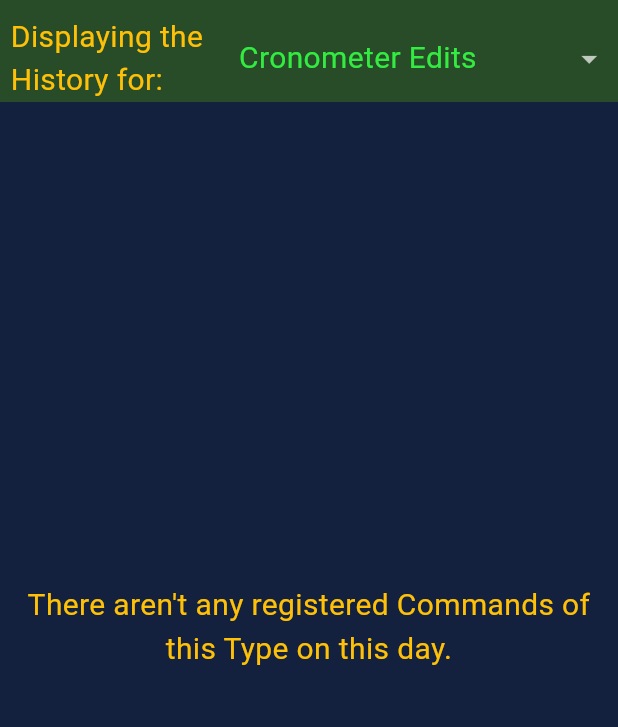
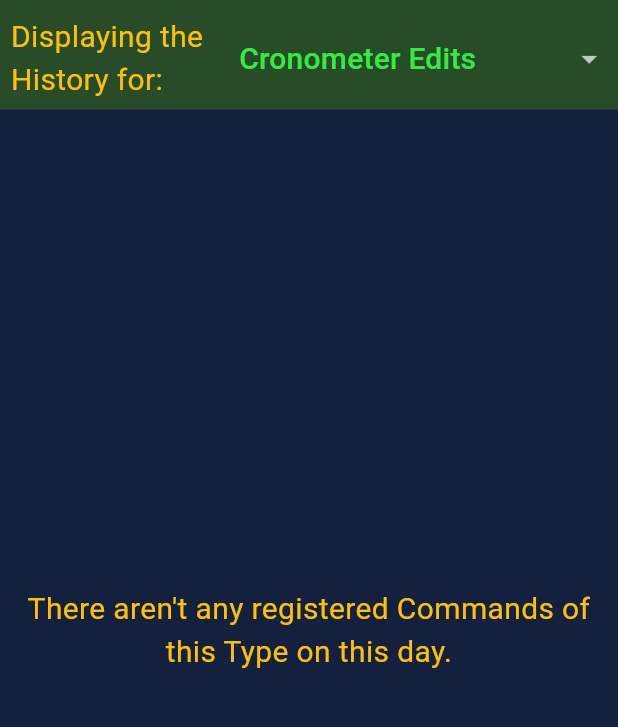
Before and after one commit to VFMiracle/Projeto-App-v0.3, a Flutter app: the screen it shows after launch, after a tap on "Command History Panel", on a phone screen of 412 x 824 dp, the part 84-811 px from its top. Run offline on Flutter 3.47's test engine with Material 3 defaults, Android fonts, the phone set to English and light mode, and no system bars; our stand-ins replace flutter_local_notifications, numberpicker, sqflite; accounts and stored records are empty.

Commit message:
Finalização da Estilização
Somente resta remover as estilizações desnecessárias e não utilizadas.

```diff
--- a/lib/themes/main_theme.dart
+++ b/lib/themes/main_theme.dart
@@ -52,33 +52,34 @@ abstract class MainTheme{
           color: Colors.redAccent,
           fontSize: 16,
         ),*/
-        //INFO: This Style is used for the Date Picker Header. (Maybe more, keep checking)
+        //INFO: This Style is used for the Date Picker Weekday description in it's Header.
         headlineLarge: TextStyle(
           color: Colors.brown,
-          fontSize: 40,
+          fontSize: 38,
         ),
-        headlineMedium: TextStyle(
+        /* headlineMedium: TextStyle(
           color: Colors.brown,
           fontSize: 24,
-        ),
+        ), */
         //INFO: This Style is used in Dialog Titles.
         headlineSmall: TextStyle(
           color: Colors.brown,
           fontSize: 28,
           fontWeight: FontWeight.w600,
         ),
-        labelLarge: TextStyle( //TEMP: Is used
+        //INFO: This Style is used for the Text on Text Buttons and the "Select Date" text on the Date Picker.
+        labelLarge: TextStyle(
           color: Colors.lime,
           fontSize: 20,
         ),
-        labelMedium: TextStyle(
+        /* labelMedium: TextStyle(
           color: Colors.lime,
           fontSize: 24,
         ),
         labelSmall: TextStyle(
           color: Colors.lime,
           fontSize: 16,
-        ),
+        ), */
         titleLarge: TextStyle( //TEMP: Is used
           color: Colors.pink,
           fontSize: 30,
--- a/lib/views/routes/command_history_panel_view.dart
+++ b/lib/views/routes/command_history_panel_view.dart
@@ -45,7 +45,7 @@ class CommandHistoryPanelViewState extends State<CommandHistoryPanelView>{
             child: Theme(
               data: Theme.of(context).copyWith(
                 textTheme: Theme.of(context).textTheme.copyWith(
-                  labelLarge: TextStyle(
+                  labelLarge: const TextStyle(
                     fontSize: 18,
                   ),
                 ),
@@ -89,7 +89,7 @@ class CommandHistoryPanelViewState extends State<CommandHistoryPanelView>{
       decoration: BoxDecoration(
         color: Theme.of(context).colorScheme.secondary,
       ),
-      padding: const EdgeInsets.fromLTRB(5, 10, 5, 0),
+      padding: const EdgeInsets.fromLTRB(5, 10, 5, 5),
       child: Row(
         mainAxisAlignment: MainAxisAlignment.spaceEvenly,
         children: [
@@ -106,8 +106,12 @@ class CommandHistoryPanelViewState extends State<CommandHistoryPanelView>{
             ), */
             /* margin: const EdgeInsets.symmetric(vertical: 5),
             padding: const EdgeInsets.only(left: 5), */
+            //INFO: Flutter recommendes using the Dropdown Menu Widget as a subtitute for Dropdown Button on Material 3 Projects. For one reason or another, this Project used
+            //  the latter Widget, and since it's on it's final changes of this iteration, changing the Widget completly feels unnecessary. If this Project recieves another
+            //  iteration of changes, this Widget will be modified.
             child: DropdownButtonHideUnderline(
               child: DropdownButton<CommandHistoryType>(
+                dropdownColor: Theme.of(context).colorScheme.secondary,
                 /* iconEnabledColor: Theme.of(context).colorScheme.background, */
                 items: CommandHistoryType.values.map<DropdownMenuItem<CommandHistoryType>>(
                   (CommandHistoryType type) => DropdownMenuItem<CommandHistoryType>(
@@ -115,6 +119,7 @@ class CommandHistoryPanelViewState extends State<CommandHistoryPanelView>{
                     child: Text(
                       type.description,
                       /*style: TextStyle(color: Theme.of(context).colorScheme.primary)*/
+                      style: TextStyle(color: Theme.of(context).colorScheme.onSecondary),
                     )
                   ),
                 ).toList(),
@@ -125,7 +130,7 @@ class CommandHistoryPanelViewState extends State<CommandHistoryPanelView>{
                     child: Text(
                       type.description,
                       /*style: Theme.of(context).textTheme.displaySmall!.copyWith(color: Theme.of(context).colorScheme.background),*/
-                      style: Theme.of(context).textTheme.bodyMedium!.copyWith(color: Theme.of(context).colorScheme.onSecondary),
+                      style: Theme.of(context).textTheme.titleMedium!.copyWith(color: Theme.of(context).colorScheme.onSecondary),
                     )
                   ),
                 ).toList(),
--- a/project_notes/A Fazer.txt
+++ b/project_notes/A Fazer.txt
@@ -17,5 +17,7 @@ THINGS TO DO:
 			- Determine how the text troughout the App should be styled considering the Text Theme and Widget specific stylings.
 				- Determine how the Time Editor View's Number Picker should be styled considering the default Styles it uses and the styling standards throughout the App.
 			- Determine which Styles are being used and which ones aren't. Removed the non-used ones and describe where the other ones are being used.
-				*- Continue checking where the Headline Large Style is used.
+				- Continue checking where the Headline Large Style is used.
+			*- Remove the unused and unnecessary stylings, i.e. commented out code and the colors for the Text Styles respectively for example.
+	*- Add a Warning to the Cronometer Creator and Name Editing Dialogs, when it's attempted to submit them without a name.
 	- Add a Search Bar to the Cronometer Panel.
```
